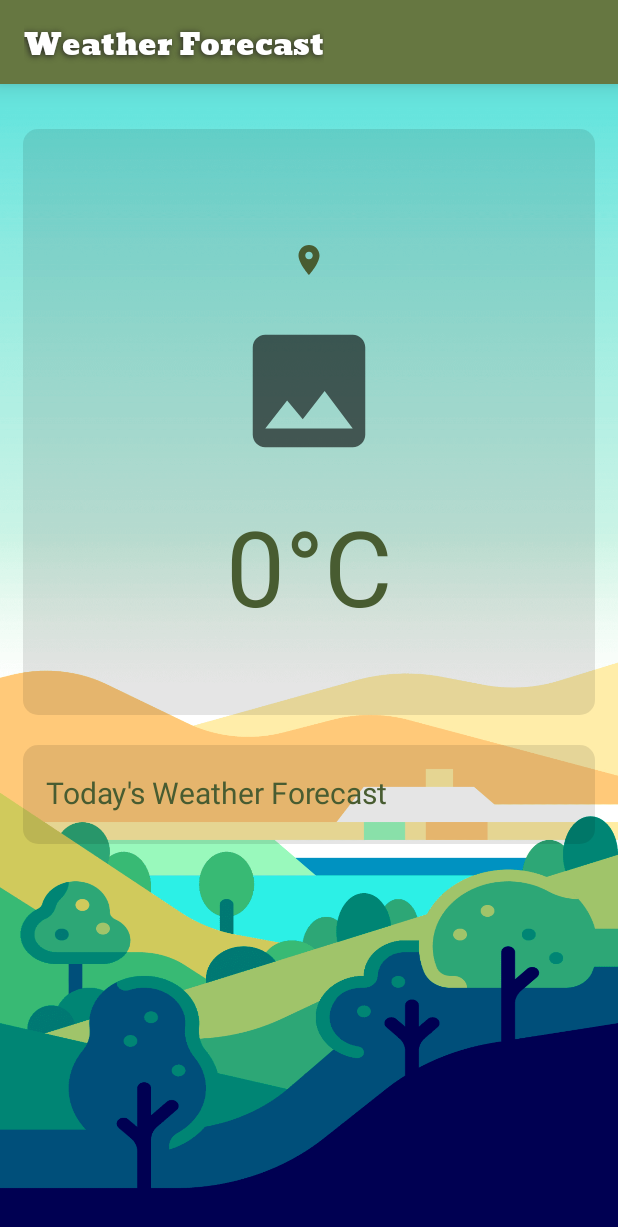
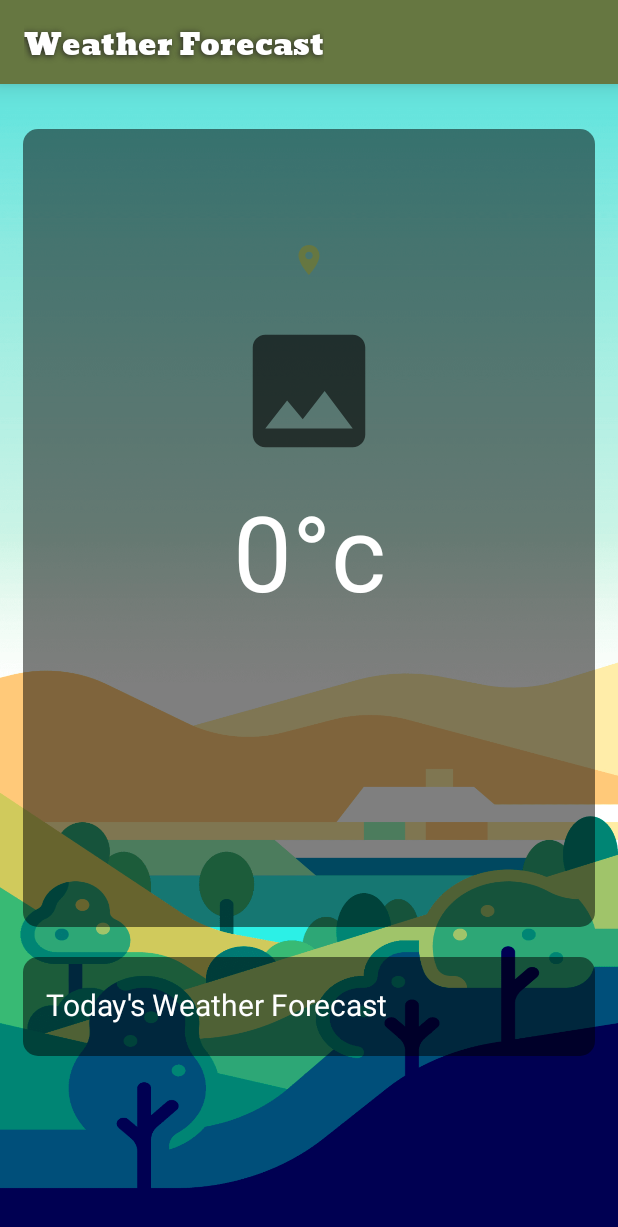
Before and after one commit to Vedonic-BND/iDamo-App, an Android app: the WeatherForecast screen opened directly, with no data from a screen before it, on a phone screen of 412 x 824 dp. Shown: the top 1227 px of the screen. Run offline under Robolectric (Android 15) with nearby library versions, the phone set to English and light mode, and no system bars; our stand-ins replace Firebase (no records; nobody signed in at launch, a user with empty details on screens opened directly), Picasso, Volley; pictures from the network do not load; Roboto replaces fonts that are not available here; 1 statement that could not run was skipped.

Commit message:
Update weather feature

```diff
--- a/app/src/main/res/color/black_50_opacity.xml
+++ b/app/src/main/res/color/black_50_opacity.xml
@@ -1,4 +1,4 @@
 <?xml version="1.0" encoding="utf-8"?>
 <selector xmlns:android="http://schemas.android.com/apk/res/android">
-    <item android:alpha="0.1" android:color="#000" />
+    <item android:alpha="0.5" android:color="#000" />
 </selector>
--- a/app/src/main/res/layout/activity_weather_forecast.xml
+++ b/app/src/main/res/layout/activity_weather_forecast.xml
@@ -31,7 +31,7 @@
         app:layout_constraintStart_toStartOf="parent"
         app:layout_constraintBottom_toBottomOf="parent"/>
 
-    <RelativeLayout
+    <ScrollView
         android:layout_height="match_parent"
         android:layout_width="match_parent"
         android:layout_marginTop="?attr/actionBarSize"
@@ -40,6 +40,10 @@
         app:layout_constraintEnd_toEndOf="parent"
         app:layout_constraintTop_toTopOf="parent"
         >
+
+        <RelativeLayout
+            android:layout_width="match_parent"
+            android:layout_height="wrap_content">
 
             <RelativeLayout
                 android:id="@+id/weatherRL"
@@ -70,11 +74,11 @@
                     android:text=""
                     android:textAlignment="center"
                     android:layout_centerHorizontal="true"
-                android:textColor="@color/colorPrimaryDark"
+                    android:textColor="@color/white"
                     android:textSize="25dp"
                     android:textFontWeight="800"
                     app:drawableLeftCompat="@drawable/ic_baseline_location_on_24"
-                app:drawableTint="@color/colorPrimaryDark" />
+                    app:drawableTint="@color/colorAccent" />
 
                 <ImageView
                     android:layout_width="100dp"
@@ -83,18 +87,20 @@
                     android:layout_below="@+id/weatherLocation"
                     android:layout_centerHorizontal="true"
                     android:layout_marginTop="20dp"
-                android:src="@drawable/add_image_icon"/>
+                    android:src="@drawable/add_image_icon"
+                    android:scaleType="fitCenter"
+                    android:adjustViewBounds="true"/>
 
                 <TextView
                     android:id="@+id/temperature"
                     android:layout_width="match_parent"
                     android:layout_height="wrap_content"
                     android:layout_below="@id/icon"
-                android:layout_marginTop="20dp"
+                    android:layout_marginTop="10dp"
                     android:gravity="center_horizontal"
-                android:text="0°C"
+                    android:text="0°c"
                     android:textAlignment="center"
-                android:textColor="@color/colorPrimaryDark"
+                    android:textColor="@color/white"
                     android:textSize="70dp"
                     android:textFontWeight="800"/>
 
@@ -105,15 +111,66 @@
                     android:layout_width="match_parent"
                     android:layout_height="wrap_content"
                     android:layout_marginTop="5dp"
-                android:layout_marginBottom="20dp"
                     android:layout_below="@+id/temperature"
                     android:gravity="center"
                     android:text=""
                     android:textAlignment="center"
-                android:textColor="@color/colorPrimaryDark"
+                    android:textColor="@color/light_font"
                     android:textSize="20dp"
                     android:textFontWeight="800"/>
 
+                <TextView
+                    android:id="@+id/humidity"
+                    android:layout_width="match_parent"
+                    android:layout_height="wrap_content"
+                    android:layout_marginTop="25dp"
+                    android:layout_marginStart="20dp"
+                    android:layout_below="@+id/currentState"
+                    android:text=""
+                    android:textAlignment="textStart"
+                    android:textColor="@color/light_font"
+                    android:textSize="17dp"
+                    android:textFontWeight="800"/>
+
+                <TextView
+                    android:id="@+id/windSpeed"
+                    android:layout_width="match_parent"
+                    android:layout_height="wrap_content"
+                    android:layout_marginTop="10dp"
+                    android:layout_marginStart="20dp"
+                    android:layout_below="@+id/humidity"
+                    android:text=""
+                    android:textAlignment="textStart"
+                    android:textColor="@color/light_font"
+                    android:textSize="17dp"
+                    android:textFontWeight="800"/>
+
+                <TextView
+                    android:id="@+id/cloud"
+                    android:layout_width="match_parent"
+                    android:layout_height="wrap_content"
+                    android:layout_marginTop="10dp"
+                    android:layout_marginStart="20dp"
+                    android:layout_below="@+id/windSpeed"
+                    android:text=""
+                    android:textAlignment="textStart"
+                    android:textColor="@color/light_font"
+                    android:textSize="17dp"
+                    android:textFontWeight="800"/>
+
+                <TextView
+                    android:id="@+id/uv"
+                    android:layout_width="match_parent"
+                    android:layout_height="wrap_content"
+                    android:layout_marginTop="10dp"
+                    android:layout_marginStart="20dp"
+                    android:layout_marginBottom="20dp"
+                    android:layout_below="@+id/cloud"
+                    android:text=""
+                    android:textAlignment="textStart"
+                    android:textColor="@color/light_font"
+                    android:textSize="17dp"
+                    android:textFontWeight="800"/>
             </RelativeLayout>
 
             <RelativeLayout
@@ -134,7 +191,7 @@
                     android:layout_marginBottom="5dp"
                     android:layout_marginStart="15dp"
                     android:text="Today's Weather Forecast"
-                android:textColor="@color/colorPrimaryDark"
+                    android:textColor="@color/white"
                     android:textSize="20dp"
                     android:textFontWeight="800"/>
 
@@ -148,6 +205,7 @@
                     android:orientation="horizontal"
                     app:layoutManager="androidx.recyclerview.widget.LinearLayoutManager"/>
             </RelativeLayout>
+        </RelativeLayout>
 
-    </RelativeLayout>
+    </ScrollView>
 </androidx.constraintlayout.widget.ConstraintLayout>
--- a/app/src/main/res/layout/fragment_weather_container.xml
+++ b/app/src/main/res/layout/fragment_weather_container.xml
@@ -59,11 +59,11 @@
             android:textSize="15dp"
             android:textFontWeight="800"
             android:textColor="@color/black"
-            app:layout_constraintBottom_toTopOf="@+id/date"
+            app:layout_constraintBottom_toTopOf="@+id/weatherDate"
             app:layout_constraintEnd_toEndOf="parent"/>
 
         <TextView
-            android:id="@+id/date"
+            android:id="@+id/weatherDate"
             android:layout_width="wrap_content"
             android:layout_height="wrap_content"
             android:text=""
@@ -83,7 +83,7 @@
             android:textSize="13dp"
             android:textColor="@color/grey_font"
             app:layout_constraintEnd_toEndOf="parent"
-            app:layout_constraintTop_toBottomOf="@+id/date" />
+            app:layout_constraintTop_toBottomOf="@+id/weatherDate" />
 
     </androidx.constraintlayout.widget.ConstraintLayout>
 
```
Also changed, not shown: app/src/main/AndroidManifest.xml (+48 -16 lines), app/src/main/java/com/android/vedonic/idamo/Adapter/WeatherAdapter.kt (+4 -4 lines), app/src/main/java/com/android/vedonic/idamo/WeatherForecast.kt (+48 -3 lines), app/src/main/java/com/android/vedonic/idamo/fragments/weather_container.kt (+9 -9 lines), app/src/main/java/com/android/vedonic/idamo/model/Weather.kt (+58 -48 lines). Lines whose indentation alone changed are shown as unchanged.
